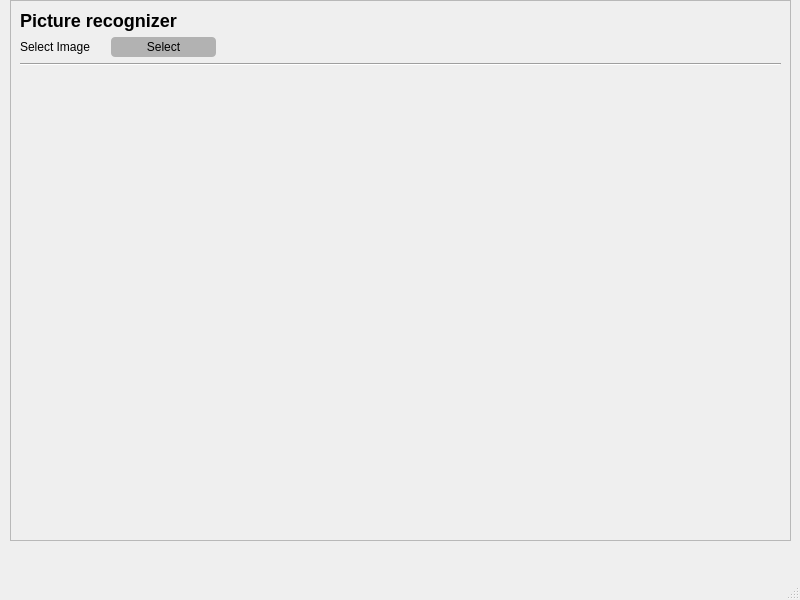
The window that recognizer.ui (MariaShamonova/picture-recognizer) describes before a commit, drawn with Qt 5.
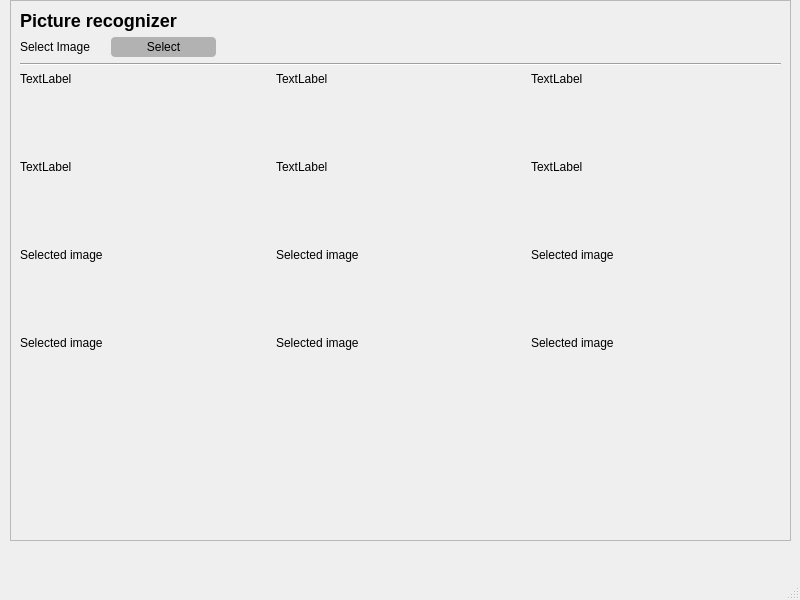
The same window after the commit.

```diff
--- a/recognizer.ui
+++ b/recognizer.ui
@@ -149,7 +149,168 @@
        </widget>
       </item>
       <item>
-       <spacer name="verticalSpacer">
+       <layout class="QHBoxLayout" name="horizontalLayout_3">
+        <item>
+         <layout class="QVBoxLayout" name="verticalLayout_7">
+          <item>
+           <widget class="QLabel" name="label_method_1">
+            <property name="text">
+             <string>TextLabel</string>
+            </property>
+           </widget>
+          </item>
+          <item>
+           <widget class="QLabel" name="feature_method_1">
+            <property name="minimumSize">
+             <size>
+              <width>150</width>
+              <height>150</height>
+             </size>
+            </property>
+            <property name="text">
+             <string>TextLabel</string>
+            </property>
+           </widget>
+          </item>
+         </layout>
+        </item>
+        <item>
+         <layout class="QVBoxLayout" name="verticalLayout_13">
+          <item>
+           <widget class="QLabel" name="label_method_2">
+            <property name="text">
+             <string>TextLabel</string>
+            </property>
+           </widget>
+          </item>
+          <item>
+           <widget class="QLabel" name="feature_method_2">
+            <property name="minimumSize">
+             <size>
+              <width>150</width>
+              <height>150</height>
+             </size>
+            </property>
+            <property name="text">
+             <string>TextLabel</string>
+            </property>
+           </widget>
+          </item>
+         </layout>
+        </item>
+        <item>
+         <layout class="QVBoxLayout" name="verticalLayout_12">
+          <item>
+           <widget class="QLabel" name="label_method_3">
+            <property name="text">
+             <string>TextLabel</string>
+            </property>
+           </widget>
+          </item>
+          <item>
+           <widget class="QLabel" name="feature_method_3">
+            <property name="minimumSize">
+             <size>
+              <width>150</width>
+              <height>150</height>
+             </size>
+            </property>
+            <property name="text">
+             <string>TextLabel</string>
+            </property>
+           </widget>
+          </item>
+         </layout>
+        </item>
+       </layout>
+      </item>
+      <item>
+       <layout class="QHBoxLayout" name="horizontalLayout_6">
+        <item>
+         <layout class="QVBoxLayout" name="verticalLayout_14">
+          <item>
+           <widget class="QLabel" name="label_answer_4">
+            <property name="styleSheet">
+             <string notr="true"/>
+            </property>
+            <property name="text">
+             <string>Selected image</string>
+            </property>
+           </widget>
+          </item>
+          <item>
+           <widget class="QLabel" name="image_answer_4">
+            <property name="minimumSize">
+             <size>
+              <width>150</width>
+              <height>150</height>
+             </size>
+            </property>
+            <property name="text">
+             <string>Selected image</string>
+            </property>
+           </widget>
+          </item>
+         </layout>
+        </item>
+        <item>
+         <layout class="QVBoxLayout" name="verticalLayout_15">
+          <item>
+           <widget class="QLabel" name="label_answer_5">
+            <property name="styleSheet">
+             <string notr="true"/>
+            </property>
+            <property name="text">
+             <string>Selected image</string>
+            </property>
+           </widget>
+          </item>
+          <item>
+           <widget class="QLabel" name="image_answer_5">
+            <property name="minimumSize">
+             <size>
+              <width>150</width>
+              <height>150</height>
+             </size>
+            </property>
+            <property name="text">
+             <string>Selected image</string>
+            </property>
+           </widget>
+          </item>
+         </layout>
+        </item>
+        <item>
+         <layout class="QVBoxLayout" name="verticalLayout_16">
+          <item>
+           <widget class="QLabel" name="label_answer_6">
+            <property name="styleSheet">
+             <string notr="true"/>
+            </property>
+            <property name="text">
+             <string>Selected image</string>
+            </property>
+           </widget>
+          </item>
+          <item>
+           <widget class="QLabel" name="image_answer_6">
+            <property name="minimumSize">
+             <size>
+              <width>150</width>
+              <height>150</height>
+             </size>
+            </property>
+            <property name="text">
+             <string>Selected image</string>
+            </property>
+           </widget>
+          </item>
+         </layout>
+        </item>
+       </layout>
+      </item>
+      <item>
+       <spacer name="verticalSpacer_2">
         <property name="orientation">
          <enum>Qt::Vertical</enum>
         </property>
```
